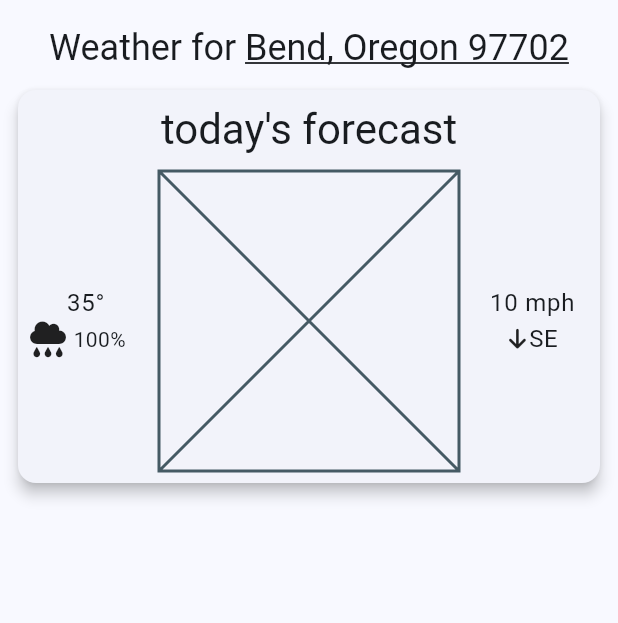
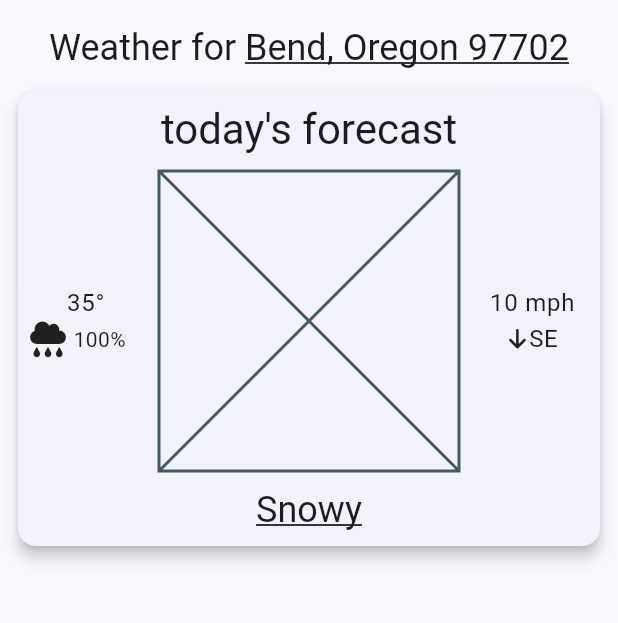
Before and after one commit to theusaf/osu-cs492-studio_6, a Flutter app: the screen it shows after launch, on a phone screen of 412 x 824 dp, the part 84-707 px from its top. Run offline on Flutter 3.47's test engine with Material 3 defaults, Android fonts, the phone set to English and light mode, and no system bars; our stand-ins replace font_awesome_flutter.

Commit message:
feat: display detailed forecast on tap

```diff
--- a/lib/main.dart
+++ b/lib/main.dart
@@ -93,10 +93,68 @@ class _WeatherForecastCard extends StatelessWidget {
                   maxWidth: 500,
                 ),
                 child: _WeatherCardMainSection(forecast: forecast),
-              )
+              ),
+              const SizedBox(height: 10),
+              _ForecastStatusDisplay(forecast: forecast),
             ],
           ),
         ));
+  }
+}
+
+class _ForecastStatusDisplay extends StatefulWidget {
+  const _ForecastStatusDisplay({
+    required this.forecast,
+  });
+
+  final Map<String, String> forecast;
+
+  @override
+  State<_ForecastStatusDisplay> createState() => _ForecastStatusDisplayState();
+}
+
+class _ForecastStatusDisplayState extends State<_ForecastStatusDisplay> {
+  bool isExpanded = false;
+
+  @override
+  Widget build(BuildContext context) {
+    final shortForecast = GestureDetector(
+      onTap: () => setState(() => isExpanded = !isExpanded),
+      child: Text("${widget.forecast['shortForecast']}",
+          style: Theme.of(context).textTheme.headlineSmall!.copyWith(
+                decoration: TextDecoration.underline,
+              )),
+    );
+    if (isExpanded) {
+      return Row(
+        mainAxisAlignment: MainAxisAlignment.center,
+        children: [
+          Stack(
+            alignment: Alignment.center,
+            clipBehavior: Clip.none,
+            children: [
+              shortForecast,
+              Positioned(
+                top: 40,
+                child: Container(
+                  decoration: BoxDecoration(
+                    color: Theme.of(context).colorScheme.secondary,
+                    borderRadius: BorderRadius.circular(5),
+                  ),
+                  padding: EdgeInsets.all(4.0),
+                  child: Text("${widget.forecast['detailedForecast']}",
+                      style: Theme.of(context).textTheme.bodyMedium!.copyWith(
+                            color: Theme.of(context).colorScheme.onSecondary,
+                          )),
+                ),
+              ),
+            ],
+          ),
+        ],
+      );
+    } else {
+      return shortForecast;
+    }
   }
 }
 
```
